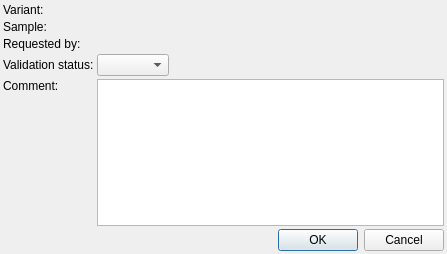
Before: the Qt Designer form src/GSvar/ValidationDialog.ui in imgag/ngs-bits, drawn with Qt 5.
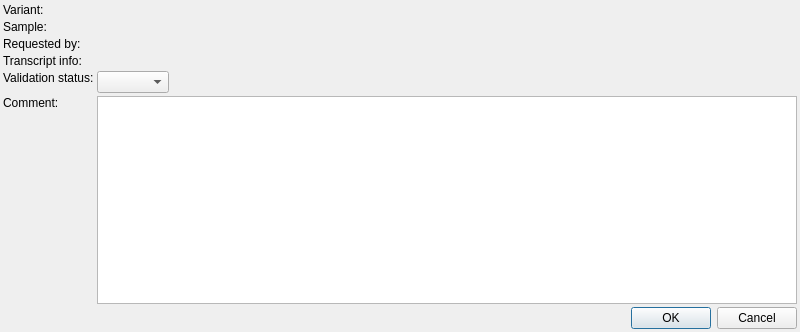
After: the same form once the commit is applied.

Commit message: GSvar: improved variant validation functionality.

```diff
--- a/src/GSvar/ValidationDialog.ui
+++ b/src/GSvar/ValidationDialog.ui
@@ -6,10 +6,16 @@
    <rect>
     <x>0</x>
     <y>0</y>
-    <width>447</width>
-    <height>254</height>
+    <width>800</width>
+    <height>332</height>
    </rect>
   </property>
+  <property name="minimumSize">
+   <size>
+    <width>800</width>
+    <height>0</height>
+   </size>
+  </property>
   <property name="windowTitle">
    <string>Set validation status</string>
   </property>
@@ -29,38 +35,10 @@
    <property name="spacing">
     <number>3</number>
    </property>
-   <item row="0" column="1" colspan="2">
-    <widget class="QLabel" name="variant">
-     <property name="text">
-      <string/>
-     </property>
-    </widget>
-   </item>
-   <item row="4" column="0">
-    <widget class="QLabel" name="label_2">
-     <property name="text">
-      <string>&lt;html&gt;&lt;head/&gt;&lt;body&gt;&lt;p&gt;Comment:&lt;/p&gt;&lt;/body&gt;&lt;/html&gt;</string>
-     </property>
-     <property name="alignment">
-      <set>Qt::AlignLeading|Qt::AlignLeft|Qt::AlignTop</set>
-     </property>
-    </widget>
-   </item>
-   <item row="3" column="1">
+   <item row="5" column="1">
     <widget class="QComboBox" name="status"/>
    </item>
-   <item row="4" column="1" colspan="2">
-    <widget class="QTextEdit" name="comment">
-     <property name="html">
-      <string>&lt;!DOCTYPE HTML PUBLIC &quot;-//W3C//DTD HTML 4.0//EN&quot; &quot;http://www.w3.org/TR/REC-html40/strict.dtd&quot;&gt;
-&lt;html&gt;&lt;head&gt;&lt;meta name=&quot;qrichtext&quot; content=&quot;1&quot; /&gt;&lt;style type=&quot;text/css&quot;&gt;
-p, li { white-space: pre-wrap; }
-&lt;/style&gt;&lt;/head&gt;&lt;body style=&quot; font-family:'MS Shell Dlg 2'; font-size:8.25pt; font-weight:400; font-style:normal;&quot;&gt;
-&lt;p style=&quot;-qt-paragraph-type:empty; margin-top:0px; margin-bottom:0px; margin-left:0px; margin-right:0px; -qt-block-indent:0; text-indent:0px; font-size:8pt;&quot;&gt;&lt;br /&gt;&lt;/p&gt;&lt;/body&gt;&lt;/html&gt;</string>
-     </property>
-    </widget>
-   </item>
-   <item row="3" column="2">
+   <item row="5" column="2">
     <spacer name="horizontalSpacer">
      <property name="orientation">
       <enum>Qt::Horizontal</enum>
@@ -73,7 +51,17 @@
      </property>
     </spacer>
    </item>
-   <item row="5" column="0" colspan="3">
+   <item row="0" column="0">
+    <widget class="QLabel" name="label_4">
+     <property name="text">
+      <string>Variant:</string>
+     </property>
+     <property name="alignment">
+      <set>Qt::AlignLeading|Qt::AlignLeft|Qt::AlignTop</set>
+     </property>
+    </widget>
+   </item>
+   <item row="7" column="0" colspan="3">
     <widget class="QDialogButtonBox" name="buttons">
      <property name="orientation">
       <enum>Qt::Horizontal</enum>
@@ -83,45 +71,110 @@
      </property>
     </widget>
    </item>
-   <item row="3" column="0">
-    <widget class="QLabel" name="label">
-     <property name="text">
-      <string>Validation status:</string>
-     </property>
-    </widget>
-   </item>
-   <item row="1" column="1" colspan="2">
-    <widget class="QLabel" name="sample">
-     <property name="text">
-      <string/>
-     </property>
-    </widget>
-   </item>
-   <item row="1" column="0">
+   <item row="2" column="0">
     <widget class="QLabel" name="label_3">
      <property name="text">
       <string>Sample:</string>
      </property>
-    </widget>
-   </item>
-   <item row="0" column="0">
-    <widget class="QLabel" name="label_4">
-     <property name="text">
-      <string>Variant:</string>
+     <property name="alignment">
+      <set>Qt::AlignLeading|Qt::AlignLeft|Qt::AlignTop</set>
      </property>
     </widget>
    </item>
-   <item row="2" column="0">
+   <item row="3" column="0">
     <widget class="QLabel" name="label_5">
      <property name="text">
       <string>Requested by:</string>
      </property>
+     <property name="alignment">
+      <set>Qt::AlignLeading|Qt::AlignLeft|Qt::AlignTop</set>
+     </property>
     </widget>
    </item>
    <item row="2" column="1" colspan="2">
+    <widget class="QLabel" name="sample">
+     <property name="text">
+      <string/>
+     </property>
+     <property name="textInteractionFlags">
+      <set>Qt::LinksAccessibleByMouse|Qt::TextSelectableByMouse</set>
+     </property>
+    </widget>
+   </item>
+   <item row="3" column="1" colspan="2">
     <widget class="QLabel" name="requested_by">
      <property name="text">
       <string/>
+     </property>
+     <property name="textInteractionFlags">
+      <set>Qt::LinksAccessibleByMouse|Qt::TextSelectableByMouse</set>
+     </property>
+    </widget>
+   </item>
+   <item row="6" column="1" colspan="2">
+    <widget class="QTextEdit" name="comment">
+     <property name="html">
+      <string>&lt;!DOCTYPE HTML PUBLIC &quot;-//W3C//DTD HTML 4.0//EN&quot; &quot;http://www.w3.org/TR/REC-html40/strict.dtd&quot;&gt;
+&lt;html&gt;&lt;head&gt;&lt;meta name=&quot;qrichtext&quot; content=&quot;1&quot; /&gt;&lt;style type=&quot;text/css&quot;&gt;
+p, li { white-space: pre-wrap; }
+&lt;/style&gt;&lt;/head&gt;&lt;body style=&quot; font-family:'MS Shell Dlg 2'; font-size:8.25pt; font-weight:400; font-style:normal;&quot;&gt;
+&lt;p style=&quot;-qt-paragraph-type:empty; margin-top:0px; margin-bottom:0px; margin-left:0px; margin-right:0px; -qt-block-indent:0; text-indent:0px; font-size:8pt;&quot;&gt;&lt;br /&gt;&lt;/p&gt;&lt;/body&gt;&lt;/html&gt;</string>
+     </property>
+    </widget>
+   </item>
+   <item row="6" column="0">
+    <widget class="QLabel" name="label_2">
+     <property name="text">
+      <string>&lt;html&gt;&lt;head/&gt;&lt;body&gt;&lt;p&gt;Comment:&lt;/p&gt;&lt;/body&gt;&lt;/html&gt;</string>
+     </property>
+     <property name="alignment">
+      <set>Qt::AlignLeading|Qt::AlignLeft|Qt::AlignTop</set>
+     </property>
+    </widget>
+   </item>
+   <item row="5" column="0">
+    <widget class="QLabel" name="label">
+     <property name="text">
+      <string>Validation status:</string>
+     </property>
+     <property name="alignment">
+      <set>Qt::AlignLeading|Qt::AlignLeft|Qt::AlignTop</set>
+     </property>
+    </widget>
+   </item>
+   <item row="0" column="1" colspan="2">
+    <widget class="QLabel" name="variant">
+     <property name="text">
+      <string/>
+     </property>
+     <property name="textInteractionFlags">
+      <set>Qt::LinksAccessibleByMouse|Qt::TextSelectableByMouse</set>
+     </property>
+    </widget>
+   </item>
+   <item row="4" column="0">
+    <widget class="QLabel" name="label_6">
+     <property name="text">
+      <string>Transcript info:</string>
+     </property>
+     <property name="alignment">
+      <set>Qt::AlignLeading|Qt::AlignLeft|Qt::AlignTop</set>
+     </property>
+    </widget>
+   </item>
+   <item row="4" column="1" colspan="2">
+    <widget class="QLabel" name="transcript_info">
+     <property name="text">
+      <string/>
+     </property>
+     <property name="textFormat">
+      <enum>Qt::RichText</enum>
+     </property>
+     <property name="wordWrap">
+      <bool>true</bool>
+     </property>
+     <property name="textInteractionFlags">
+      <set>Qt::LinksAccessibleByMouse|Qt::TextSelectableByMouse</set>
      </property>
     </widget>
    </item>
```
The commit also changes 3 other files.
